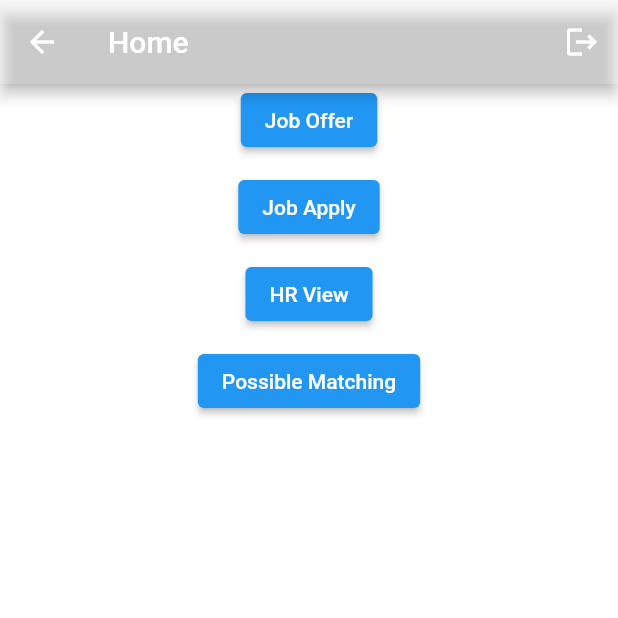
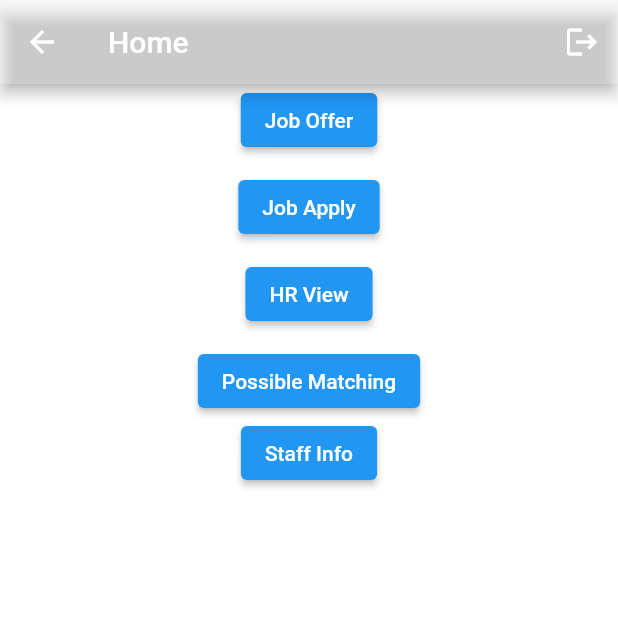
Before and after one commit to ParkSuah/HRRA, a Flutter app: the screen it shows once a user with an empty profile is signed in, on a phone screen of 412 x 824 dp, the top half of it. Run offline on Flutter 3.47's test engine with Material 2 defaults, Android fonts, the phone set to English and light mode, and no system bars; our stand-ins replace cloud_firestore, firebase_auth, firebase_core, image_picker; accounts and stored records are empty.

Commit message:
Update home.dart
add [staff_info button]

```diff
--- a/lib/home.dart
+++ b/lib/home.dart
@@ -78,6 +78,12 @@ class _HomePageState extends State<HomePage> {
                       },
                       child: Text('Possible Matching'),
                     ),
+                    ElevatedButton(
+                      onPressed: () {
+                        Navigator.pushNamed(context, '/staff_collection');
+                      },
+                      child: Text('Staff Info'),
+                    ),
                   ]),
             ],
           ),
```
